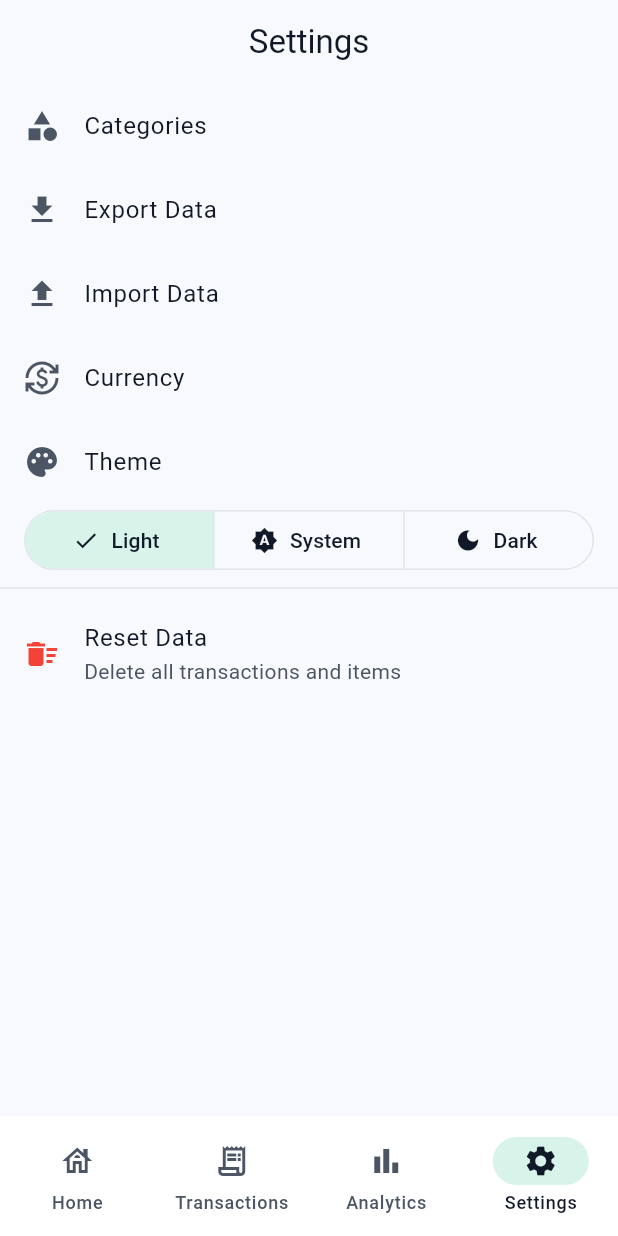
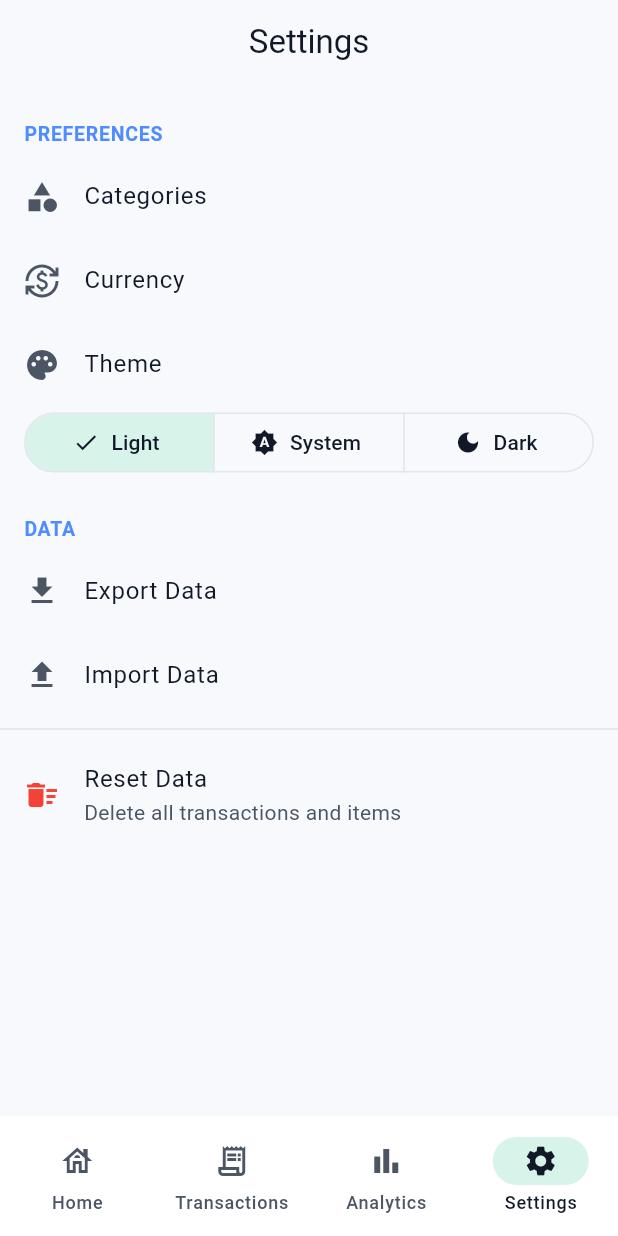
Before and after one commit to maulanasly/uangku, a Flutter app: the SettingsScreen screen opened by its route, after a tap on "Light", on a phone screen of 412 x 824 dp. Run offline on Flutter 3.47's test engine with Material 3 defaults, Android fonts, the phone set to English and light mode, and no system bars; our stand-ins replace csv, drift, file_picker, fl_chart, flutter_dotenv, flutter_image_compress and 7 more; missing offline and left inert: apple_vision_recognize_text, google_mlkit_text_recognition, sqlite3; accounts and stored records are empty; generated files the repository leaves out were written again.

Commit message:
feat: settings section headers (PREFERENCES / DATA) with reorganized layout

```diff
--- a/lib/ui/settings/settings_screen.dart
+++ b/lib/ui/settings/settings_screen.dart
@@ -24,11 +24,48 @@ class SettingsScreen extends ConsumerWidget {
       appBar: AppBar(title: const Text('Settings')),
       body: ListView(
         children: [
+          _SectionHeader(title: 'PREFERENCES'),
           ListTile(
             title: const Text('Categories'),
             leading: const Icon(Icons.category),
             onTap: () => context.push('/categories'),
           ),
+          ListTile(
+            title: const Text('Currency'),
+            leading: const Icon(Icons.currency_exchange),
+            onTap: () => _selectCurrency(context, ref),
+          ),
+          ListTile(
+            title: const Text('Theme'),
+            leading: const Icon(Icons.palette),
+            onTap: () {},
+          ),
+          Padding(
+            padding: const EdgeInsets.symmetric(horizontal: 16),
+            child: ref.watch(themeModeProvider).when(
+              data: (mode) => SegmentedButton<ThemeMode>(
+                segments: const [
+                  ButtonSegment(value: ThemeMode.light, label: Text('Light'), icon: Icon(Icons.light_mode)),
+                  ButtonSegment(value: ThemeMode.system, label: Text('System'), icon: Icon(Icons.brightness_auto)),
+                  ButtonSegment(value: ThemeMode.dark, label: Text('Dark'), icon: Icon(Icons.dark_mode)),
+                ],
+                selected: {mode},
+                onSelectionChanged: (selection) async {
+                  final selected = selection.first;
+                  final label = switch (selected) {
+                    ThemeMode.dark => 'dark',
+                    ThemeMode.light => 'light',
+                    _ => 'system',
+                  };
+                  await PreferencesService().setThemeModePref(label);
+                  ref.invalidate(themeModeProvider);
+                },
+              ),
+              loading: () => const SizedBox.shrink(),
+              error: (_, __) => const SizedBox.shrink(),
+            ),
+          ),
+          _SectionHeader(title: 'DATA'),
           ListTile(
             title: const Text('Export Data'),
             leading: const Icon(Icons.file_download),
@@ -65,41 +102,6 @@ class SettingsScreen extends ConsumerWidget {
                 }
               }
             },
-          ),
-          ListTile(
-            title: const Text('Currency'),
-            leading: const Icon(Icons.currency_exchange),
-            onTap: () => _selectCurrency(context, ref),
-          ),
-          ListTile(
-            title: const Text('Theme'),
-            leading: const Icon(Icons.palette),
-            onTap: () {},
-          ),
-          Padding(
-            padding: const EdgeInsets.symmetric(horizontal: 16),
-            child: ref.watch(themeModeProvider).when(
-              data: (mode) => SegmentedButton<ThemeMode>(
-                segments: const [
-                  ButtonSegment(value: ThemeMode.light, label: Text('Light'), icon: Icon(Icons.light_mode)),
-                  ButtonSegment(value: ThemeMode.system, label: Text('System'), icon: Icon(Icons.brightness_auto)),
-                  ButtonSegment(value: ThemeMode.dark, label: Text('Dark'), icon: Icon(Icons.dark_mode)),
-                ],
-                selected: {mode},
-                onSelectionChanged: (selection) async {
-                  final selected = selection.first;
-                  final label = switch (selected) {
-                    ThemeMode.dark => 'dark',
-                    ThemeMode.light => 'light',
-                    _ => 'system',
-                  };
-                  await PreferencesService().setThemeModePref(label);
-                  ref.invalidate(themeModeProvider);
-                },
-              ),
-              loading: () => const SizedBox.shrink(),
-              error: (_, __) => const SizedBox.shrink(),
-            ),
           ),
           const Divider(),
           ListTile(
@@ -243,3 +245,25 @@ class SettingsScreen extends ConsumerWidget {
     }
   }
 }
+
+class _SectionHeader extends StatelessWidget {
+  final String title;
+
+  const _SectionHeader({required this.title});
+
+  @override
+  Widget build(BuildContext context) {
+    return Padding(
+      padding: const EdgeInsets.fromLTRB(16, 24, 16, 4),
+      child: Text(
+        title,
+        style: TextStyle(
+          fontSize: 13,
+          fontWeight: FontWeight.w600,
+          color: Theme.of(context).colorScheme.primary,
+          letterSpacing: 0.5,
+        ),
+      ),
+    );
+  }
+}
```
